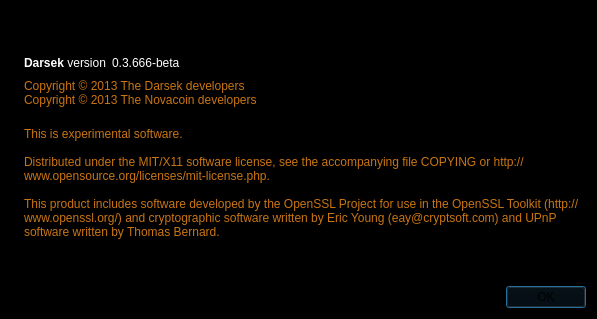
First picture: the form in src/qt/forms/aboutdialog.ui, repository scificryptocoin/Darsek, before the edit.
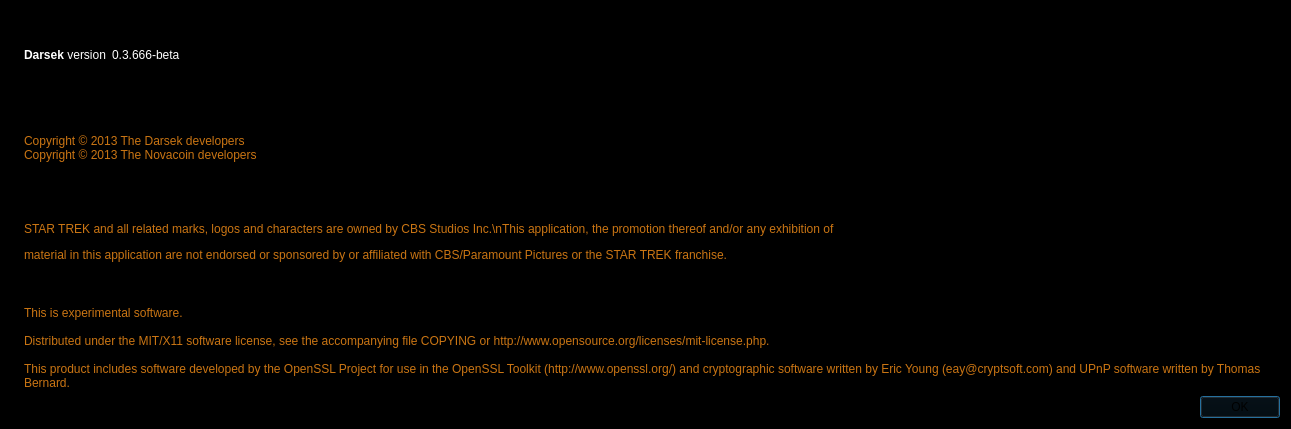
Second picture: the form after the edit. Icons and pictures are not drawn.

Diff of the .ui file:
```diff
--- a/src/qt/forms/aboutdialog.ui
+++ b/src/qt/forms/aboutdialog.ui
@@ -6,15 +6,83 @@
    <rect>
     <x>0</x>
     <y>0</y>
-    <width>597</width>
-    <height>319</height>
+    <width>1291</width>
+    <height>429</height>
    </rect>
   </property>
+  <property name="palette">
+   <palette>
+    <active>
+     <colorrole role="Base">
+      <brush brushstyle="SolidPattern">
+       <color alpha="255">
+        <red>0</red>
+        <green>0</green>
+        <blue>0</blue>
+       </color>
+      </brush>
+     </colorrole>
+     <colorrole role="Window">
+      <brush brushstyle="SolidPattern">
+       <color alpha="255">
+        <red>0</red>
+        <green>0</green>
+        <blue>0</blue>
+       </color>
+      </brush>
+     </colorrole>
+    </active>
+    <inactive>
+     <colorrole role="Base">
+      <brush brushstyle="SolidPattern">
+       <color alpha="255">
+        <red>0</red>
+        <green>0</green>
+        <blue>0</blue>
+       </color>
+      </brush>
+     </colorrole>
+     <colorrole role="Window">
+      <brush brushstyle="SolidPattern">
+       <color alpha="255">
+        <red>0</red>
+        <green>0</green>
+        <blue>0</blue>
+       </color>
+      </brush>
+     </colorrole>
+    </inactive>
+    <disabled>
+     <colorrole role="Base">
+      <brush brushstyle="SolidPattern">
+       <color alpha="255">
+        <red>0</red>
+        <green>0</green>
+        <blue>0</blue>
+       </color>
+      </brush>
+     </colorrole>
+     <colorrole role="Window">
+      <brush brushstyle="SolidPattern">
+       <color alpha="255">
+        <red>0</red>
+        <green>0</green>
+        <blue>0</blue>
+       </color>
+      </brush>
+     </colorrole>
+    </disabled>
+   </palette>
+  </property>
   <property name="windowTitle">
    <string>About Darsek</string>
   </property>
+  <property name="autoFillBackground">
+   <bool>true</bool>
+  </property>
   <property name="styleSheet">
-   <string notr="true">background-color: rgb(0, 0, 0);</string>
+   <string notr="true">QPushButton { background : #000000 ;border-radius:10px; border-color: white; color: red;  border-style: solid; border-width: 2px;font: bold 10px;min-width: 8em;}
+background-color: rgb(0, 0, 0);</string>
   </property>
   <layout class="QHBoxLayout" name="horizontalLayout_2">
    <item>
@@ -35,19 +103,6 @@
    </item>
    <item>
     <layout class="QVBoxLayout" name="verticalLayout_2">
-     <item>
-      <spacer name="verticalSpacer_2">
-       <property name="orientation">
-        <enum>Qt::Vertical</enum>
-       </property>
-       <property name="sizeHint" stdset="0">
-        <size>
-         <width>20</width>
-         <height>40</height>
-        </size>
-       </property>
-      </spacer>
-     </item>
      <item>
       <layout class="QHBoxLayout" name="horizontalLayout">
        <item>
@@ -332,6 +387,9 @@
        <property name="cursor">
         <cursorShape>IBeamCursor</cursorShape>
        </property>
+       <property name="autoFillBackground">
+        <bool>true</bool>
+       </property>
        <property name="styleSheet">
         <string notr="true">background-color: rgb(0, 0, 0);</string>
        </property>
@@ -350,6 +408,21 @@
        </property>
       </widget>
      </item>
+     <item>
+      <widget class="QLabel" name="label_3">
+       <property name="autoFillBackground">
+        <bool>true</bool>
+       </property>
+       <property name="styleSheet">
+        <string notr="true">
+background-color: rgb(0, 0, 0);
+color: rgb(202, 117, 19);</string>
+       </property>
+       <property name="text">
+        <string>&lt;html&gt;&lt;head/&gt;&lt;body&gt;&lt;p&gt;STAR TREK and all related marks, logos and characters are owned by CBS Studios Inc.\nThis application, the promotion thereof and/or any exhibition of&lt;/p&gt;&lt;p&gt;material in this application are not endorsed or sponsored by or affiliated with CBS/Paramount Pictures or the STAR TREK franchise.&lt;/p&gt;&lt;/body&gt;&lt;/html&gt;</string>
+       </property>
+      </widget>
+     </item>
      <item>
       <widget class="QLabel" name="label_2">
        <property name="palette">
@@ -473,8 +546,11 @@
        <property name="cursor">
         <cursorShape>IBeamCursor</cursorShape>
        </property>
+       <property name="autoFillBackground">
+        <bool>true</bool>
+       </property>
        <property name="styleSheet">
-        <string notr="true">background-image: url(:/images/back);</string>
+        <string notr="true">background-color: rgb(0, 0, 0);</string>
        </property>
        <property name="text">
         <string>
@@ -492,19 +568,6 @@
        </property>
       </widget>
      </item>
-     <item>
-      <spacer name="verticalSpacer">
-       <property name="orientation">
-        <enum>Qt::Vertical</enum>
-       </property>
-       <property name="sizeHint" stdset="0">
-        <size>
-         <width>20</width>
-         <height>40</height>
-        </size>
-       </property>
-      </spacer>
-     </item>
      <item>
       <widget class="QDialogButtonBox" name="buttonBox">
        <property name="palette">
@@ -522,9 +585,9 @@
           <colorrole role="Button">
            <brush brushstyle="SolidPattern">
             <color alpha="255">
-             <red>255</red>
-             <green>255</green>
-             <blue>255</blue>
+             <red>0</red>
+             <green>0</green>
+             <blue>0</blue>
             </color>
            </brush>
           </colorrole>
@@ -576,18 +639,18 @@
           <colorrole role="Base">
            <brush brushstyle="SolidPattern">
             <color alpha="255">
-             <red>255</red>
-             <green>255</green>
-             <blue>255</blue>
+             <red>0</red>
+             <green>0</green>
+             <blue>0</blue>
             </color>
            </brush>
           </colorrole>
           <colorrole role="Window">
            <brush brushstyle="SolidPattern">
             <color alpha="255">
-             <red>255</red>
-             <green>255</green>
-             <blue>255</blue>
+             <red>0</red>
+             <green>0</green>
+             <blue>0</blue>
             </color>
            </brush>
           </colorrole>
@@ -641,9 +704,9 @@
           <colorrole role="Button">
            <brush brushstyle="SolidPattern">
             <color alpha="255">
-             <red>255</red>
-             <green>255</green>
-             <blue>255</blue>
+             <red>0</red>
+             <green>0</green>
+             <blue>0</blue>
             </color>
            </brush>
           </colorrole>
@@ -695,18 +758,18 @@
           <colorrole role="Base">
            <brush brushstyle="SolidPattern">
             <color alpha="255">
-             <red>255</red>
-             <green>255</green>
-             <blue>255</blue>
+             <red>0</red>
+             <green>0</green>
+             <blue>0</blue>
             </color>
            </brush>
           </colorrole>
           <colorrole role="Window">
            <brush brushstyle="SolidPattern">
             <color alpha="255">
-             <red>255</red>
-             <green>255</green>
-             <blue>255</blue>
+             <red>0</red>
+             <green>0</green>
+             <blue>0</blue>
             </color>
            </brush>
           </colorrole>
@@ -760,9 +823,9 @@
           <colorrole role="Button">
            <brush brushstyle="SolidPattern">
             <color alpha="255">
-             <red>255</red>
-             <green>255</green>
-             <blue>255</blue>
+             <red>0</red>
+             <green>0</green>
+             <blue>0</blue>
             </color>
            </brush>
           </colorrole>
@@ -814,18 +877,18 @@
           <colorrole role="Base">
            <brush brushstyle="SolidPattern">
             <color alpha="255">
-             <red>255</red>
-             <green>255</green>
-             <blue>255</blue>
+             <red>0</red>
+             <green>0</green>
+             <blue>0</blue>
             </color>
            </brush>
           </colorrole>
           <colorrole role="Window">
            <brush brushstyle="SolidPattern">
             <color alpha="255">
-             <red>255</red>
-             <green>255</green>
-             <blue>255</blue>
+             <red>0</red>
+             <green>0</green>
+             <blue>0</blue>
             </color>
            </brush>
           </colorrole>
@@ -868,6 +931,12 @@
          </disabled>
         </palette>
        </property>
+       <property name="autoFillBackground">
+        <bool>true</bool>
+       </property>
+       <property name="styleSheet">
+        <string notr="true">background-color: rgb(0, 0, 0);</string>
+       </property>
        <property name="orientation">
         <enum>Qt::Horizontal</enum>
        </property>
```
